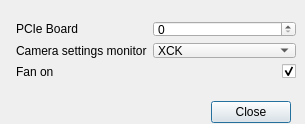
Qt form escam/dialogfancontrol.ui (Entwicklungsburo-Stresing/EBST_CAM) before a commit.
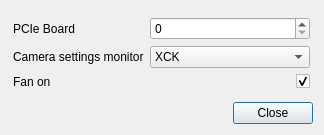
The same form after that commit.

Commit message:
Adapt window spacing
Add horizontal and vertical spacers to the window, to center the content in the window.

Diff of the .ui file:
```diff
--- a/escam/dialogfancontrol.ui
+++ b/escam/dialogfancontrol.ui
@@ -6,31 +6,60 @@
    <rect>
     <x>0</x>
     <y>0</y>
-    <width>305</width>
-    <height>124</height>
+    <width>324</width>
+    <height>135</height>
    </rect>
   </property>
   <property name="windowTitle">
    <string>Fan control</string>
   </property>
-  <widget class="QWidget" name="gridLayoutWidget">
-   <property name="geometry">
-    <rect>
-     <x>5</x>
-     <y>10</y>
-     <width>302</width>
-     <height>80</height>
-    </rect>
-   </property>
-   <layout class="QGridLayout" name="gridLayout">
+  <layout class="QGridLayout" name="gridLayout_2">
     <item row="2" column="0">
-     <widget class="QLabel" name="labelFanOn">
+    <spacer name="verticalSpacer">
+     <property name="orientation">
+      <enum>Qt::Orientation::Vertical</enum>
+     </property>
+     <property name="sizeHint" stdset="0">
+      <size>
+       <width>20</width>
+       <height>40</height>
+      </size>
+     </property>
+    </spacer>
+   </item>
+   <item row="1" column="0">
+    <layout class="QGridLayout" name="gridLayout">
+     <item row="1" column="1">
+      <widget class="QLabel" name="labelFanControlSet">
       <property name="text">
-       <string>Fan on</string>
+        <string>Camera settings monitor</string>
       </property>
      </widget>
     </item>
-    <item row="2" column="1">
+     <item row="0" column="2">
+      <widget class="QSpinBox" name="spinBoxPcie"/>
+     </item>
+     <item row="0" column="1">
+      <widget class="QLabel" name="labelPcie">
+       <property name="text">
+        <string>PCIe Board</string>
+       </property>
+      </widget>
+     </item>
+     <item row="1" column="0">
+      <spacer name="horizontalSpacer">
+       <property name="orientation">
+        <enum>Qt::Orientation::Horizontal</enum>
+       </property>
+       <property name="sizeHint" stdset="0">
+        <size>
+         <width>40</width>
+         <height>20</height>
+        </size>
+       </property>
+      </spacer>
+     </item>
+     <item row="2" column="2">
      <widget class="QCheckBox" name="checkBoxFanOn">
       <property name="layoutDirection">
        <enum>Qt::LayoutDirection::RightToLeft</enum>
@@ -43,10 +72,27 @@
       </property>
      </widget>
     </item>
-    <item row="0" column="1">
-     <widget class="QSpinBox" name="spinBoxPcie"/>
-    </item>
-    <item row="1" column="1">
+     <item row="1" column="3">
+      <spacer name="horizontalSpacer_2">
+       <property name="orientation">
+        <enum>Qt::Orientation::Horizontal</enum>
+       </property>
+       <property name="sizeHint" stdset="0">
+        <size>
+         <width>40</width>
+         <height>20</height>
+        </size>
+       </property>
+      </spacer>
+     </item>
+     <item row="2" column="1">
+      <widget class="QLabel" name="labelFanOn">
+       <property name="text">
+        <string>Fan on</string>
+       </property>
+      </widget>
+     </item>
+     <item row="1" column="2">
      <widget class="QComboBox" name="comboBoxMonitor">
       <item>
        <property name="text">
@@ -70,35 +116,29 @@
       </item>
      </widget>
     </item>
-    <item row="1" column="0">
-     <widget class="QLabel" name="labelFanControlSet">
-      <property name="text">
-       <string>Camera settings monitor</string>
-      </property>
-     </widget>
-    </item>
-    <item row="0" column="0">
-     <widget class="QLabel" name="labelPcie">
-      <property name="text">
-       <string>PCIe Board</string>
-      </property>
-     </widget>
-    </item>
-   </layout>
-  </widget>
+    </layout>
+   </item>
+   <item row="3" column="0">
   <widget class="QDialogButtonBox" name="buttonBox">
-   <property name="geometry">
-    <rect>
-     <x>20</x>
-     <y>100</y>
-     <width>271</width>
-     <height>24</height>
-    </rect>
-   </property>
    <property name="standardButtons">
     <set>QDialogButtonBox::StandardButton::Close</set>
    </property>
   </widget>
+   </item>
+   <item row="0" column="0">
+    <spacer name="verticalSpacer_2">
+     <property name="orientation">
+      <enum>Qt::Orientation::Vertical</enum>
+     </property>
+     <property name="sizeHint" stdset="0">
+      <size>
+       <width>20</width>
+       <height>40</height>
+      </size>
+     </property>
+    </spacer>
+   </item>
+  </layout>
  </widget>
  <layoutdefault spacing="6" margin="11"/>
  <resources/>
```
Lines whose indentation alone changed are shown as unchanged. The commit also changes 2 other files.
